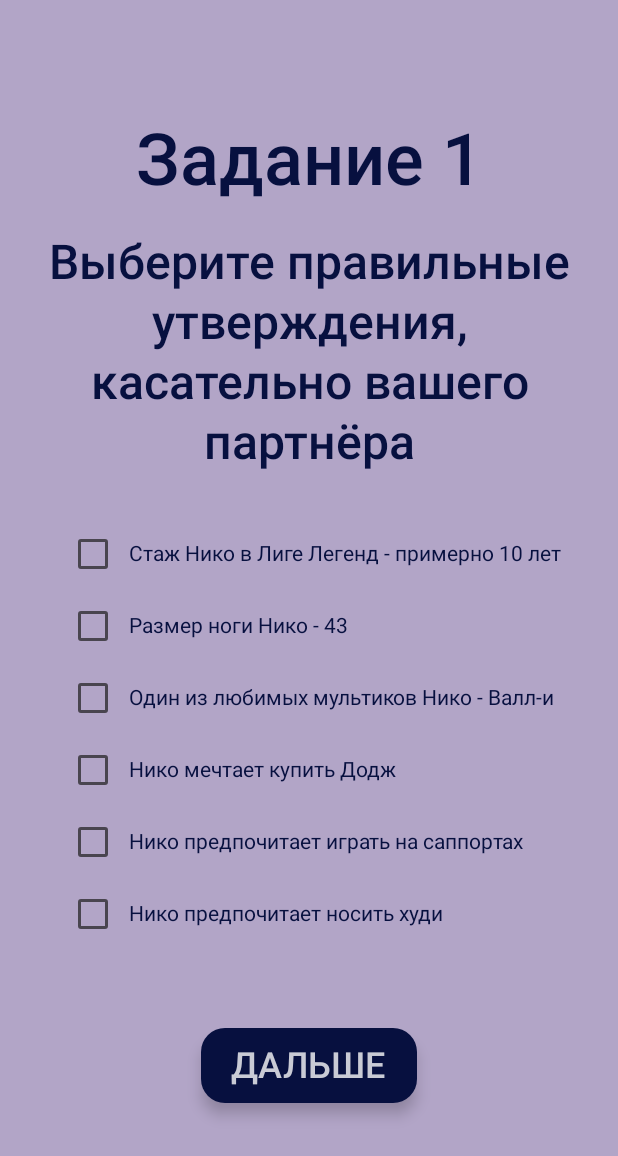
After one commit to GudokVlad-Pilot/WeddingApp, an Android app built with Jetpack Compose: the CharlieFirstScreen screen opened through its navigation route, on a phone screen of 412 x 824 dp. The commit adds this screen. Shown: the top 1156 px of the screen. Run offline under Robolectric (Android 15) with nearby library versions, the phone set to English and light mode, and no system bars.

Commit message:
100% done for the wedding day

```diff
--- a/app/src/main/java/com/example/weddingself/navigation/Navigation.kt
+++ b/app/src/main/java/com/example/weddingself/navigation/Navigation.kt
@@ -5,12 +5,14 @@ import android.content.Context
 import android.content.ContextWrapper
 import androidx.compose.runtime.Composable
 import androidx.compose.runtime.DisposableEffect
-import androidx.compose.ui.graphics.Color
 import androidx.compose.ui.platform.LocalContext
 import androidx.navigation.NavHostController
 import androidx.navigation.compose.NavHost
 import androidx.navigation.compose.composable
 import androidx.navigation.compose.rememberNavController
+import com.example.weddingself.presentation.CharlieFirstScreen
+import com.example.weddingself.presentation.CharlieSecondScreen
+import com.example.weddingself.presentation.CharlieThirdScreen
 import com.example.weddingself.presentation.FinalScreen
 import com.example.weddingself.presentation.LoginScreen
 import com.example.weddingself.presentation.NikoFirstScreen
@@ -34,6 +36,18 @@ fun Navigation(navController: NavHostController = rememberNavController()) {
 
         composable(route = Screen.NikoThirdScreen.route) {
             NikoThirdScreen(navController = navController)
+        }
+
+        composable(route = Screen.CharlieFirstScreen.route) {
+            CharlieFirstScreen(navController = navController)
+        }
+
+        composable(route = Screen.CharlieSecondScreen.route) {
+            CharlieSecondScreen(navController = navController)
+        }
+
+        composable(route = Screen.CharlieThirdScreen.route) {
+            CharlieThirdScreen(navController = navController)
         }
 
         composable(route = Screen.FinalScreen.route) {
--- a/app/src/main/java/com/example/weddingself/navigation/Screen.kt
+++ b/app/src/main/java/com/example/weddingself/navigation/Screen.kt
@@ -5,5 +5,8 @@ sealed class Screen(val route: String) {
     object NikoFirstScreen : Screen("niko_first")
     object NikoSecondScreen : Screen("niko_second")
     object NikoThirdScreen : Screen("niko_third")
+    object CharlieFirstScreen : Screen("charlie_first")
+    object CharlieSecondScreen : Screen("charlie_second")
+    object CharlieThirdScreen : Screen("charlie_third")
     object FinalScreen : Screen("final")
 }
--- /dev/null
+++ b/app/src/main/java/com/example/weddingself/presentation/CharlieFirstScreen.kt
@@ -0,0 +1,228 @@
+package com.example.weddingself.presentation
+
+import android.widget.Toast
+import androidx.compose.foundation.background
+import androidx.compose.foundation.clickable
+import androidx.compose.foundation.layout.Arrangement
+import androidx.compose.foundation.layout.Column
+import androidx.compose.foundation.layout.Row
+import androidx.compose.foundation.layout.Spacer
+import androidx.compose.foundation.layout.fillMaxSize
+import androidx.compose.foundation.layout.height
+import androidx.compose.foundation.layout.padding
+import androidx.compose.foundation.layout.wrapContentWidth
+import androidx.compose.foundation.rememberScrollState
+import androidx.compose.foundation.verticalScroll
+import androidx.compose.material3.Checkbox
+import androidx.compose.material3.ExtendedFloatingActionButton
+import androidx.compose.material3.Text
+import androidx.compose.runtime.Composable
+import androidx.compose.runtime.mutableStateOf
+import androidx.compose.runtime.remember
+import androidx.compose.ui.Alignment
+import androidx.compose.ui.Modifier
+import androidx.compose.ui.graphics.Color
+import androidx.compose.ui.platform.LocalContext
+import androidx.compose.ui.text.font.FontFamily
+import androidx.compose.ui.text.font.FontWeight
+import androidx.compose.ui.text.style.TextAlign
+import androidx.compose.ui.tooling.preview.Preview
+import androidx.compose.ui.unit.dp
+import androidx.compose.ui.unit.sp
+import androidx.navigation.NavController
+import com.example.weddingself.navigation.Screen
+import com.example.weddingself.ui.theme.WeddingSelfTheme
+
+@Composable
+fun CharlieFirstScreen(navController: NavController) {
+    val context = LocalContext.current
+    val isCheckedOne = remember { mutableStateOf(false) }
+    val isCheckedTwo = remember { mutableStateOf(false) }
+    val isCheckedThree = remember { mutableStateOf(false) }
+    val isCheckedFour = remember { mutableStateOf(false) }
+    val isCheckedFive = remember { mutableStateOf(false) }
+    val isCheckedSix = remember { mutableStateOf(false) }
+    val isCheckedSeven = remember { mutableStateOf(false) }
+    val isCheckedEight = remember { mutableStateOf(false) }
+    Column(
+        modifier = Modifier.background(Color(0xFFB2A5C7))
+            .fillMaxSize()
+            .verticalScroll(rememberScrollState()),
+        verticalArrangement = Arrangement.Center,
+        horizontalAlignment = Alignment.CenterHorizontally,
+    ) {
+        Text(
+            text = "Задание 1",
+            fontSize = 48.sp,
+            color = Color(0xFF07103F),
+            textAlign = TextAlign.Center,
+            fontWeight = FontWeight.Medium,
+            fontFamily = FontFamily.Default
+        )
+        Spacer(modifier = Modifier.height(10.dp))
+        Text(
+            text = "Выберите правильные утверждения, касательно вашего партнёра",
+            fontSize = 32.sp,
+            color = Color(0xFF07103F),
+            textAlign = TextAlign.Center,
+            fontWeight = FontWeight.Medium,
+            fontFamily = FontFamily.Default,
+            lineHeight = 40.sp,
+            modifier = Modifier.padding(10.dp)
+
+        )
+        Spacer(modifier = Modifier.height(10.dp))
+        Column (horizontalAlignment = Alignment.Start,
+            verticalArrangement = Arrangement.Center,
+            modifier = Modifier.padding(10.dp)
+                .height(300.dp)
+                .verticalScroll(rememberScrollState()),) {
+            Row(horizontalArrangement = Arrangement.Center,
+                verticalAlignment = Alignment.CenterVertically) {
+                Checkbox(
+                    checked = isCheckedOne.value,
+                    onCheckedChange = { isCheckedOne.value = it },
+                    enabled = true,
+                )
+                Text(
+                    text = "Стаж Нико в Лиге Легенд - примерно 10 лет",
+                    color = Color(0xFF07103F),
+                    modifier = Modifier.clickable {
+                        isCheckedOne.value = !isCheckedOne.value
+                    }
+                )
+            }
+            Row(horizontalArrangement = Arrangement.Center,
+                verticalAlignment = Alignment.CenterVertically) {
+                Checkbox(
+                    checked = isCheckedTwo.value,
+                    onCheckedChange = { isCheckedTwo.value = it },
+                    enabled = true,
+                )
+                Text(text = "Размер ноги Нико - 43",
+                    color = Color(0xFF07103F),
+                    modifier = Modifier.clickable {
+                        isCheckedTwo.value = !isCheckedTwo.value
+                    })
+            }
+            Row(horizontalArrangement = Arrangement.Center,
+                verticalAlignment = Alignment.CenterVertically) {
+                Checkbox(
+                    checked = isCheckedThree.value,
+                    onCheckedChange = { isCheckedThree.value = it },
+                    enabled = true,
+                )
+                Text(text = "Один из любимых мультиков Нико - Валл-и",
+                    color = Color(0xFF07103F),
+                    modifier = Modifier.clickable {
+                        isCheckedThree.value = !isCheckedThree.value
+                    })
+            }
+            Row(horizontalArrangement = Arrangement.Center,
+                verticalAlignment = Alignment.CenterVertically) {
+                Checkbox(
+                    checked = isCheckedFour.value,
+                    onCheckedChange = { isCheckedFour.value = it },
+                    enabled = true,
+                )
+                Text(text = "Нико мечтает купить Додж",
+                    color = Color(0xFF07103F),
+                    modifier = Modifier.clickable {
+                        isCheckedFour.value = !isCheckedFour.value
+                    })
+            }
+            Row(horizontalArrangement = Arrangement.Center,
+                verticalAlignment = Alignment.CenterVertically) {
+                Checkbox(
+                    checked = isCheckedFive.value,
+                    onCheckedChange = { isCheckedFive.value = it },
+                    enabled = true,
+                )
+                Text(text = "Нико предпочитает играть на саппортах",
+                    color = Color(0xFF07103F),
+                    modifier = Modifier.clickable {
+                        isCheckedFive.value = !isCheckedFive.value
+                    }
+                )
+            }
+            Row(horizontalArrangement = Arrangement.Center,
+                verticalAlignment = Alignment.CenterVertically) {
+                Checkbox(
+                    checked = isCheckedSix.value,
+                    onCheckedChange = { isCheckedSix.value = it },
+                    enabled = true,
+                )
+                Text(text = "Нико предпочитает носить худи",
+                    color = Color(0xFF07103F),
+                    modifier = Modifier.clickable {
+                        isCheckedSix.value = !isCheckedSix.value
+                    }
+                )
+            }
+            Row(horizontalArrangement = Arrangement.Center,
+                verticalAlignment = Alignment.CenterVertically) {
+                Checkbox(
+                    checked = isCheckedSeven.value,
+                    onCheckedChange = { isCheckedSeven.value = it },
+                    enabled = true,
+                )
+                Text(text = "Нико пьёт холодный чай",
+                    color = Color(0xFF07103F),
+                    modifier = Modifier.clickable {
+                        isCheckedSeven.value = !isCheckedSeven.value
+                    }
+                )
+            }
+            Row(horizontalArrangement = Arrangement.Center,
+                verticalAlignment = Alignment.CenterVertically) {
+                Checkbox(
+                    checked = isCheckedEight.value,
+                    onCheckedChange = { isCheckedEight.value = it },
+                    enabled = true,
+                )
+                Text(text = "Однажды Нико работал вожатым",
+                    color = Color(0xFF07103F),
+                    modifier = Modifier.clickable {
+                        isCheckedEight.value = !isCheckedEight.value
+                    }
+                )
+            }
+        }
+        Spacer(modifier = Modifier.height(30.dp))
+        ExtendedFloatingActionButton(
+            onClick = {
+                if (isCheckedOne.value &&
+                    !isCheckedTwo.value &&
+                    isCheckedThree.value &&
+                    isCheckedFour.value &&
+                    !isCheckedFive.value &&
+                    !isCheckedSix.value &&
+                    isCheckedSeven.value &&
+                    !isCheckedEight.value){
+                    navController.navigate(Screen.CharlieSecondScreen.route)
+                }
+                else {
+                    Toast.makeText(context, "Давай по новой, всё херня!", Toast.LENGTH_SHORT).show()
+                }
+            },
+            content = { Text("ДАЛЬШЕ", fontSize = 24.sp, color = Color(0xFFC9CBD5),) },
+            modifier = Modifier
+                .wrapContentWidth()
+                .height(50.dp),
+            containerColor = Color(0xFF07103F),
+        )
+        Spacer(modifier = Modifier.height(10.dp))
+    }
+}
+/**
+ * Preview function
+ */
+
+@Preview(showBackground = true)
+@Composable
+fun PreviewCharlieFirst() {
+    WeddingSelfTheme() {
+        val context = LocalContext.current
+        CharlieFirstScreen(navController = NavController(context))
+    }
+}
--- a/app/src/main/java/com/example/weddingself/presentation/NikoThirdPage.kt
+++ b/app/src/main/java/com/example/weddingself/presentation/NikoThirdPage.kt
@@ -12,7 +12,6 @@ import androidx.compose.foundation.layout.fillMaxSize
 import androidx.compose.foundation.layout.height
 import androidx.compose.foundation.layout.imePadding
 import androidx.compose.foundation.layout.padding
-import androidx.compose.foundation.layout.width
 import androidx.compose.foundation.layout.wrapContentWidth
 import androidx.compose.foundation.rememberScrollState
 import androidx.compose.foundation.shape.RoundedCornerShape
@@ -78,7 +77,7 @@ fun NikoThirdScreen(navController: NavController) {
         )
         Spacer(modifier = Modifier.height(30.dp))
         Image(
-            painter = painterResource(id = R.drawable.test_picture_2),
+            painter = painterResource(id = R.drawable.nikotwo),
             contentDescription = "test",
             modifier = Modifier
                 .padding(10.dp)
@@ -109,7 +108,7 @@ fun NikoThirdScreen(navController: NavController) {
         Spacer(modifier = Modifier.height(30.dp))
         ExtendedFloatingActionButton(
             onClick = {
-                if (code_second == "0001"){
+                if (code_second == "1710"){
                     navController.navigate(Screen.FinalScreen.route)
                 }
                 else {
```
Also changed, not shown: app/src/main/java/com/example/weddingself/presentation/CharlieSecondScreen.kt (added, +138 -0 lines), app/src/main/java/com/example/weddingself/presentation/CharlieThirdScreen.kt (added, +138 -0 lines), app/src/main/java/com/example/weddingself/presentation/FinalPage.kt (+1 -16 lines), app/src/main/java/com/example/weddingself/presentation/LoginPage.kt (+12 -37 lines), app/src/main/java/com/example/weddingself/presentation/NikoFirstPage.kt (+8 -12 lines), app/src/main/java/com/example/weddingself/presentation/NikoSecondPage.kt (+2 -6 lines), app/src/main/res/drawable/charlieone.jpg (added), app/src/main/res/drawable/charlietwo.jpg (added), app/src/main/res/drawable/nikoone.jpg (added), app/src/main/res/drawable/nikotwo.jpg (added), 1 other file.
